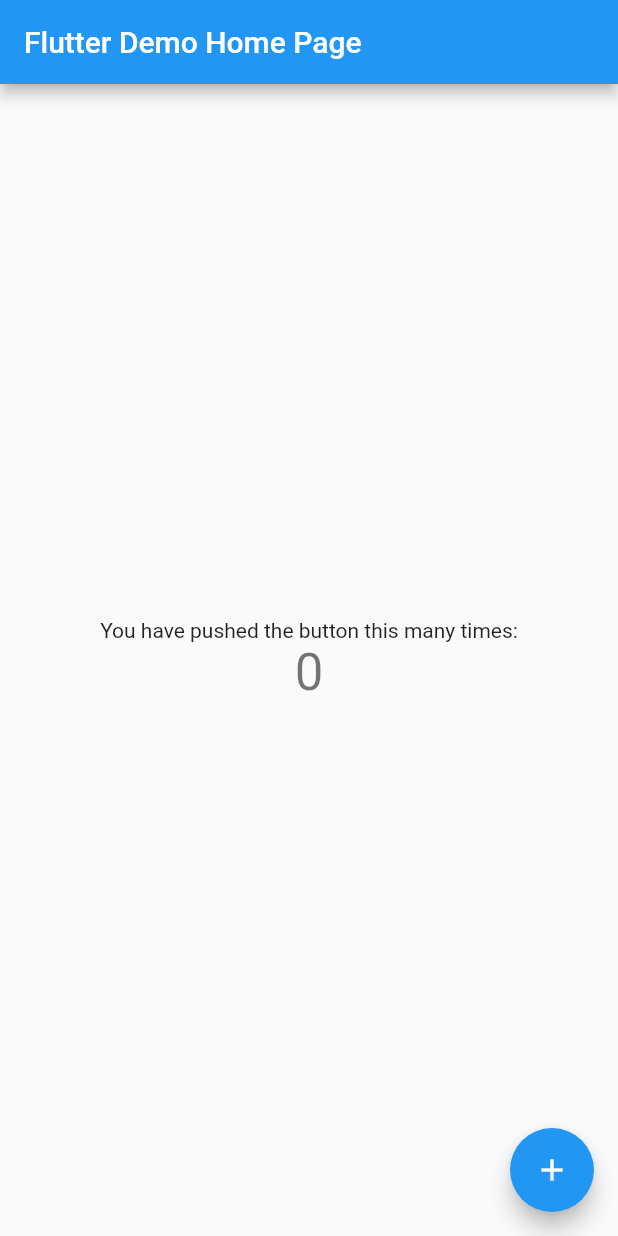
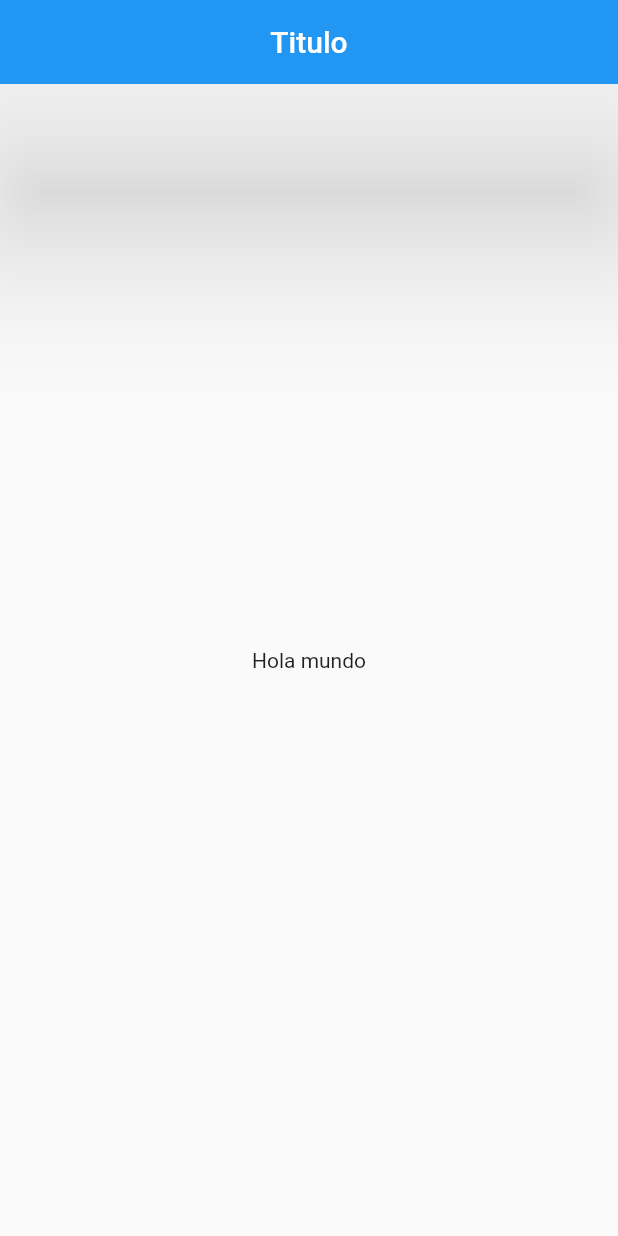
Before and after one commit to FranciscoArmijo/contador_flutter, a Flutter app: the screen it shows after launch, on a phone screen of 412 x 824 dp. Run offline on Flutter 3.47's test engine with Material 2 defaults, Android fonts, the phone set to English and light mode, and no system bars.

Commit message:
pagina de inicio

```diff
--- a/lib/main.dart
+++ b/lib/main.dart
@@ -1,117 +1,7 @@
 import 'package:flutter/material.dart';
+//importaciones locales
+import 'src/app.dart';
 
 void main() {
-  runApp(MyApp());
+  runApp(new MyApp());
 }
-
-class MyApp extends StatelessWidget {
-  // This widget is the root of your application.
-  @override
-  Widget build(BuildContext context) {
-    return MaterialApp(
-      title: 'Flutter Demo',
-      theme: ThemeData(
-        // This is the theme of your application.
-        //
-        // Try running your application with "flutter run". You'll see the
-        // application has a blue toolbar. Then, without quitting the app, try
-        // changing the primarySwatch below to Colors.green and then invoke
-        // "hot reload" (press "r" in the console where you ran "flutter run",
-        // or simply save your changes to "hot reload" in a Flutter IDE).
-        // Notice that the counter didn't reset back to zero; the application
-        // is not restarted.
-        primarySwatch: Colors.blue,
-        // This makes the visual density adapt to the platform that you run
-        // the app on. For desktop platforms, the controls will be smaller and
-        // closer together (more dense) than on mobile platforms.
-        visualDensity: VisualDensity.adaptivePlatformDensity,
-      ),
-      home: MyHomePage(title: 'Flutter Demo Home Page'),
-    );
-  }
-}
-
-class MyHomePage extends StatefulWidget {
-  MyHomePage({Key key, this.title}) : super(key: key);
-
-  // This widget is the home page of your application. It is stateful, meaning
-  // that it has a State object (defined below) that contains fields that affect
-  // how it looks.
-
-  // This class is the configuration for the state. It holds the values (in this
-  // case the title) provided by the parent (in this case the App widget) and
-  // used by the build method of the State. Fields in a Widget subclass are
-  // always marked "final".
-
-  final String title;
-
-  @override
-  _MyHomePageState createState() => _MyHomePageState();
-}
-
-class _MyHomePageState extends State<MyHomePage> {
-  int _counter = 0;
-
-  void _incrementCounter() {
-    setState(() {
-      // This call to setState tells the Flutter framework that something has
-      // changed in this State, which causes it to rerun the build method below
-      // so that the display can reflect the updated values. If we changed
-      // _counter without calling setState(), then the build method would not be
-      // called again, and so nothing would appear to happen.
-      _counter++;
-    });
-  }
-
-  @override
-  Widget build(BuildContext context) {
-    // This method is rerun every time setState is called, for instance as done
-    // by the _incrementCounter method above.
-    //
-    // The Flutter framework has been optimized to make rerunning build methods
-    // fast, so that you can just rebuild anything that needs updating rather
-    // than having to individually change instances of widgets.
-    return Scaffold(
-      appBar: AppBar(
-        // Here we take the value from the MyHomePage object that was created by
-        // the App.build method, and use it to set our appbar title.
-        title: Text(widget.title),
-      ),
-      body: Center(
-        // Center is a layout widget. It takes a single child and positions it
-        // in the middle of the parent.
-        child: Column(
-          // Column is also a layout widget. It takes a list of children and
-          // arranges them vertically. By default, it sizes itself to fit its
-          // children horizontally, and tries to be as tall as its parent.
-          //
-          // Invoke "debug painting" (press "p" in the console, choose the
-          // "Toggle Debug Paint" action from the Flutter Inspector in Android
-          // Studio, or the "Toggle Debug Paint" command in Visual Studio Code)
-          // to see the wireframe for each widget.
-          //
-          // Column has various properties to control how it sizes itself and
-          // how it positions its children. Here we use mainAxisAlignment to
-          // center the children vertically; the main axis here is the vertical
-          // axis because Columns are vertical (the cross axis would be
-          // horizontal).
-          mainAxisAlignment: MainAxisAlignment.center,
-          children: <Widget>[
-            Text(
-              'You have pushed the button this many times:',
-            ),
-            Text(
-              '$_counter',
-              style: Theme.of(context).textTheme.headline4,
-            ),
-          ],
-        ),
-      ),
-      floatingActionButton: FloatingActionButton(
-        onPressed: _incrementCounter,
-        tooltip: 'Increment',
-        child: Icon(Icons.add),
-      ), // This trailing comma makes auto-formatting nicer for build methods.
-    );
-  }
-}
--- /dev/null
+++ b/lib/src/app.dart
@@ -0,0 +1,12 @@
+import 'package:contador/src/pages/home_page.dart';
+import 'package:flutter/material.dart';
+
+//creacion de widget
+class MyApp extends StatelessWidget {
+  @override
+  Widget build(context) {
+    return MaterialApp(
+      home: HomePage(),
+    );
+  }
+}
--- /dev/null
+++ b/lib/src/pages/home_page.dart
@@ -0,0 +1,14 @@
+import 'package:flutter/material.dart';
+
+class HomePage extends StatelessWidget {
+  @override
+  Widget build(BuildContext context) {
+    return Scaffold(
+      appBar: AppBar(
+        title: Center(child: Text('Titulo')),
+        elevation: 50.0,
+      ),
+      body: Center(child: Text('Hola mundo')),
+    );
+  }
+}
```
Also changed, not shown: 1 other file.
